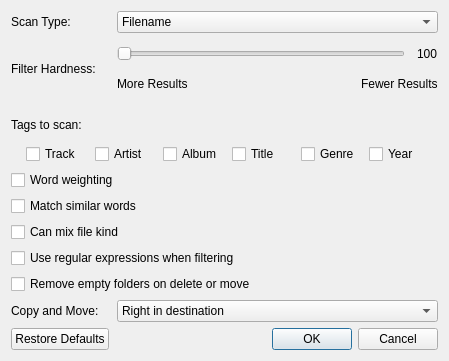
arsenetar/dupeguru, file qt/me/preferences_dialog.ui: the form before one commit.
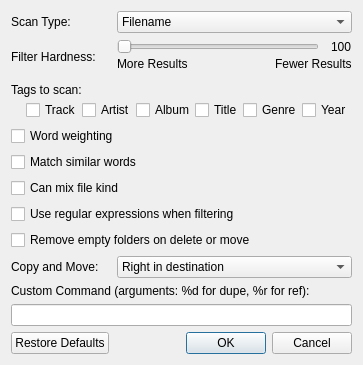
The form after the commit.

Commit message: Updated the dgme Qt pref dialog to include the custom command field and added cxFreeze workaround in dgme qt start script.

Diff of the .ui file:
```diff
--- a/qt/me/preferences_dialog.ui
+++ b/qt/me/preferences_dialog.ui
@@ -6,8 +6,8 @@
    <rect>
     <x>0</x>
     <y>0</y>
-    <width>449</width>
-    <height>361</height>
+    <width>325</width>
+    <height>360</height>
    </rect>
   </property>
   <property name="windowTitle">
@@ -19,9 +19,9 @@
   <property name="modal">
    <bool>true</bool>
   </property>
-  <layout class="QVBoxLayout" name="verticalLayout" stretch="1,0">
+  <layout class="QVBoxLayout" name="verticalLayout_2">
    <item>
-    <layout class="QVBoxLayout" name="verticalLayout_2" stretch="0,0,0,0,0,0,0,0,1">
+    <layout class="QVBoxLayout" name="verticalLayout">
      <item>
       <layout class="QHBoxLayout" name="horizontalLayout">
        <item>
@@ -358,6 +358,16 @@
        </item>
       </layout>
      </item>
+     <item>
+      <widget class="QLabel" name="label_7">
+       <property name="text">
+        <string>Custom Command (arguments: %d for dupe, %r for ref):</string>
+       </property>
+      </widget>
+     </item>
+     <item>
+      <widget class="QLineEdit" name="customCommandEdit"/>
+     </item>
     </layout>
    </item>
    <item>
```
The commit also changes 2 other files.
